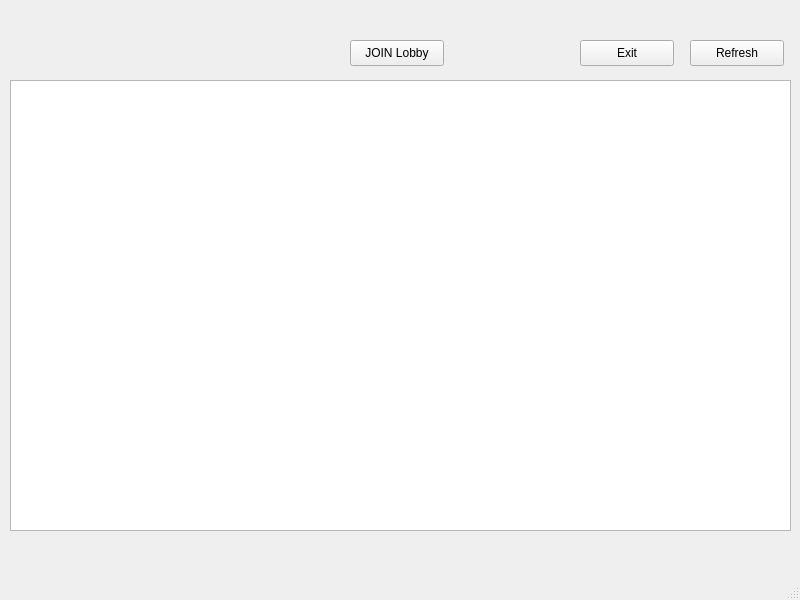
mateozorzi/practice-sdd, file client/Lobby/joinlobby.ui: the form before one commit.
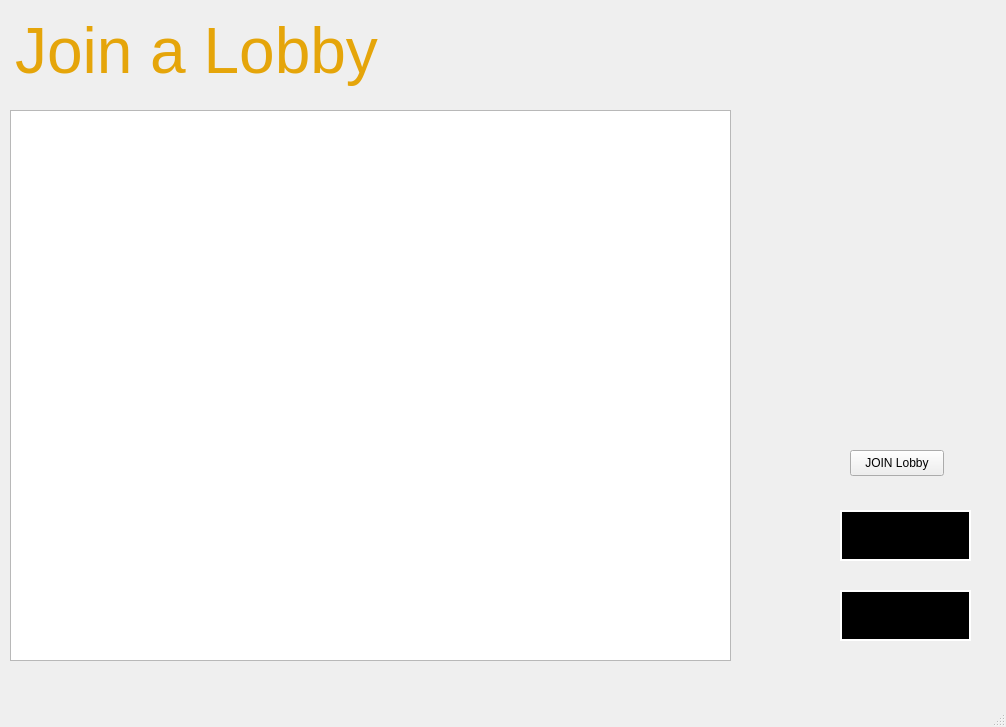
The form after the commit. Icons and pictures are not drawn.

```diff
--- a/client/Lobby/joinlobby.ui
+++ b/client/Lobby/joinlobby.ui
@@ -6,33 +6,49 @@
    <rect>
     <x>0</x>
     <y>0</y>
-    <width>800</width>
-    <height>600</height>
+    <width>1006</width>
+    <height>727</height>
    </rect>
   </property>
   <property name="windowTitle">
    <string>MainWindow</string>
   </property>
+  <property name="styleSheet">
+   <string notr="true">QWidget#centralwidget{
+	background-image: url(:/lobby/images/max.jpg);
+
+}</string>
+  </property>
   <widget class="QWidget" name="centralwidget">
    <widget class="QTableWidget" name="lobbytable">
     <property name="geometry">
      <rect>
       <x>10</x>
-      <y>80</y>
-      <width>781</width>
-      <height>451</height>
+      <y>110</y>
+      <width>721</width>
+      <height>551</height>
      </rect>
     </property>
    </widget>
    <widget class="QPushButton" name="refresh">
     <property name="geometry">
      <rect>
-      <x>690</x>
-      <y>40</y>
-      <width>94</width>
-      <height>26</height>
+      <x>840</x>
+      <y>510</y>
+      <width>131</width>
+      <height>51</height>
      </rect>
     </property>
+    <property name="font">
+     <font>
+      <pointsize>16</pointsize>
+     </font>
+    </property>
+    <property name="styleSheet">
+     <string notr="true">background-color: rgb(0, 0, 0);
+border: 2px solid;
+border-color: rgb(255, 255, 255);</string>
+    </property>
     <property name="text">
      <string>Refresh</string>
     </property>
@@ -40,12 +56,22 @@
    <widget class="QPushButton" name="exit">
     <property name="geometry">
      <rect>
-      <x>580</x>
-      <y>40</y>
-      <width>94</width>
-      <height>26</height>
+      <x>840</x>
+      <y>590</y>
+      <width>131</width>
+      <height>51</height>
      </rect>
     </property>
+    <property name="font">
+     <font>
+      <pointsize>16</pointsize>
+     </font>
+    </property>
+    <property name="styleSheet">
+     <string notr="true">background-color: rgb(0, 0, 0);
+border: 2px solid;
+border-color: rgb(255, 255, 255);</string>
+    </property>
     <property name="text">
      <string>Exit</string>
     </property>
@@ -53,8 +79,8 @@
    <widget class="QPushButton" name="pushButton">
     <property name="geometry">
      <rect>
-      <x>350</x>
-      <y>40</y>
+      <x>850</x>
+      <y>450</y>
       <width>94</width>
       <height>26</height>
      </rect>
@@ -63,6 +89,44 @@
      <string>JOIN Lobby</string>
     </property>
    </widget>
+   <widget class="QTextEdit" name="textEdit">
+    <property name="geometry">
+     <rect>
+      <x>10</x>
+      <y>10</y>
+      <width>981</width>
+      <height>91</height>
+     </rect>
+    </property>
+    <property name="sizePolicy">
+     <sizepolicy hsizetype="Expanding" vsizetype="Fixed">
+      <horstretch>0</horstretch>
+      <verstretch>0</verstretch>
+     </sizepolicy>
+    </property>
+    <property name="maximumSize">
+     <size>
+      <width>16777215</width>
+      <height>91</height>
+     </size>
+    </property>
+    <property name="styleSheet">
+     <string notr="true">background: transparent;</string>
+    </property>
+    <property name="readOnly">
+     <bool>true</bool>
+    </property>
+    <property name="html">
+     <string>&lt;!DOCTYPE HTML PUBLIC &quot;-//W3C//DTD HTML 4.0//EN&quot; &quot;http://www.w3.org/TR/REC-html40/strict.dtd&quot;&gt;
+&lt;html&gt;&lt;head&gt;&lt;meta name=&quot;qrichtext&quot; content=&quot;1&quot; /&gt;&lt;meta charset=&quot;utf-8&quot; /&gt;&lt;style type=&quot;text/css&quot;&gt;
+p, li { white-space: pre-wrap; }
+hr { height: 1px; border-width: 0; }
+li.unchecked::marker { content: &quot;\2610&quot;; }
+li.checked::marker { content: &quot;\2612&quot;; }
+&lt;/style&gt;&lt;/head&gt;&lt;body style=&quot; font-family:'Ubuntu Sans'; font-size:11pt; font-weight:400; font-style:normal;&quot;&gt;
+&lt;p style=&quot; margin-top:0px; margin-bottom:0px; margin-left:0px; margin-right:0px; -qt-block-indent:0; text-indent:0px;&quot;&gt;&lt;span style=&quot; font-size:48pt; color:#e5a50a;&quot;&gt;Join a Lobby&lt;/span&gt;&lt;/p&gt;&lt;/body&gt;&lt;/html&gt;</string>
+    </property>
+   </widget>
   </widget>
   <widget class="QMenuBar" name="menubar">
    <property name="geometry">
```
Left out of the diff: 2 changed lines with no effect on the pictures.
